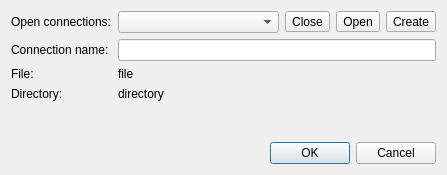
This is src/mdtdatabase/mdtSqlDatabaseDialogSqlite.ui in scandyna/multidiagtools as Qt 5 draws it before an edit. The edited form follows.
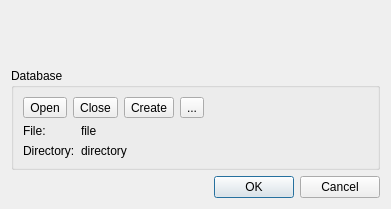
This is the edited form. Icons and pictures are not drawn. Custom widgets are drawn as their Qt base class.

Commit message: Working on database module (SQLite database dialog)

```diff
--- a/src/mdtdatabase/mdtSqlDatabaseDialogSqlite.ui
+++ b/src/mdtdatabase/mdtSqlDatabaseDialogSqlite.ui
@@ -6,43 +6,27 @@
    <rect>
     <x>0</x>
     <y>0</y>
-    <width>447</width>
-    <height>175</height>
+    <width>391</width>
+    <height>209</height>
    </rect>
   </property>
   <property name="windowTitle">
    <string>SQLite database</string>
   </property>
+  <layout class="QVBoxLayout" name="verticalLayout_2">
+   <item>
+    <widget class="mdtSqlConnectionNameWidget" name="wConnectionName" native="true"/>
+   </item>
+   <item>
+    <widget class="QGroupBox" name="gbDatabase">
+     <property name="title">
+      <string>Database</string>
+     </property>
   <layout class="QVBoxLayout" name="verticalLayout">
    <item>
-    <layout class="QFormLayout" name="formLayout">
-     <item row="0" column="0">
-      <widget class="QLabel" name="label">
-       <property name="text">
-        <string>Open connections:</string>
-       </property>
-      </widget>
-     </item>
-     <item row="0" column="1">
       <layout class="QHBoxLayout" name="horizontalLayout">
        <item>
-        <widget class="QComboBox" name="comboBox"/>
-       </item>
-       <item>
-        <widget class="QToolButton" name="toolButton">
-         <property name="toolTip">
-          <string>Close selected connection</string>
-         </property>
-         <property name="text">
-          <string>Close</string>
-         </property>
-         <property name="icon">
-          <iconset theme="document-close"/>
-         </property>
-        </widget>
-       </item>
-       <item>
-        <widget class="QToolButton" name="toolButton_3">
+         <widget class="QToolButton" name="tbOpenDatabase">
          <property name="toolTip">
           <string>Open database file</string>
          </property>
@@ -55,7 +39,22 @@
         </widget>
        </item>
        <item>
-        <widget class="QToolButton" name="toolButton_2">
+         <widget class="QToolButton" name="tbCloseDatabase">
+          <property name="toolTip">
+           <string>Close database</string>
+          </property>
+          <property name="text">
+           <string>Close</string>
+          </property>
+          <property name="icon">
+           <iconset theme="document-close">
+            <normaloff/>
+           </iconset>
+          </property>
+         </widget>
+        </item>
+        <item>
+         <widget class="QToolButton" name="tbCreateDatabase">
          <property name="toolTip">
           <string>Create new database</string>
          </property>
@@ -67,41 +66,59 @@
          </property>
         </widget>
        </item>
-      </layout>
-     </item>
-     <item row="1" column="0">
-      <widget class="QLabel" name="label_2">
+        <item>
+         <widget class="QToolButton" name="tbDeleteDatabase">
+          <property name="toolTip">
+           <string>Delete database</string>
+          </property>
        <property name="text">
-        <string>Connection name:</string>
+           <string>...</string>
+          </property>
+          <property name="icon">
+           <iconset theme="edit-delete"/>
        </property>
       </widget>
      </item>
-     <item row="1" column="1">
-      <widget class="QLineEdit" name="lineEdit"/>
-     </item>
-     <item row="2" column="0">
-      <widget class="QLabel" name="label_3">
+        <item>
+         <spacer name="horizontalSpacer">
+          <property name="orientation">
+           <enum>Qt::Horizontal</enum>
+          </property>
+          <property name="sizeHint" stdset="0">
+           <size>
+            <width>40</width>
+            <height>20</height>
+           </size>
+          </property>
+         </spacer>
+        </item>
+       </layout>
+      </item>
+      <item>
+       <layout class="QFormLayout" name="formLayout">
+        <item row="0" column="0">
+         <widget class="QLabel" name="lbFileNameLabel">
        <property name="text">
         <string>File:</string>
        </property>
       </widget>
      </item>
-     <item row="2" column="1">
-      <widget class="QLabel" name="label_5">
+        <item row="0" column="1">
+         <widget class="QLabel" name="lbFileName">
        <property name="text">
         <string>file</string>
        </property>
       </widget>
      </item>
-     <item row="3" column="0">
-      <widget class="QLabel" name="label_4">
+        <item row="1" column="0">
+         <widget class="QLabel" name="lbDirectoryLabel">
        <property name="text">
         <string>Directory:</string>
        </property>
       </widget>
      </item>
-     <item row="3" column="1">
-      <widget class="QLabel" name="label_6">
+        <item row="1" column="1">
+         <widget class="QLabel" name="lbDirectory">
        <property name="text">
         <string>directory</string>
        </property>
@@ -109,6 +126,9 @@
      </item>
     </layout>
    </item>
+     </layout>
+    </widget>
+   </item>
    <item>
     <widget class="QDialogButtonBox" name="buttonBox">
      <property name="orientation">
@@ -121,6 +141,14 @@
    </item>
   </layout>
  </widget>
+ <customwidgets>
+  <customwidget>
+   <class>mdtSqlConnectionNameWidget</class>
+   <extends>QWidget</extends>
+   <header>mdtSqlConnectionNameWidget.h</header>
+   <container>1</container>
+  </customwidget>
+ </customwidgets>
  <resources/>
  <connections>
   <connection>
```
Left out of the diff: 8 changed lines with no effect on the pictures. Lines whose indentation alone changed are shown as unchanged. The commit also changes 15 other files.
